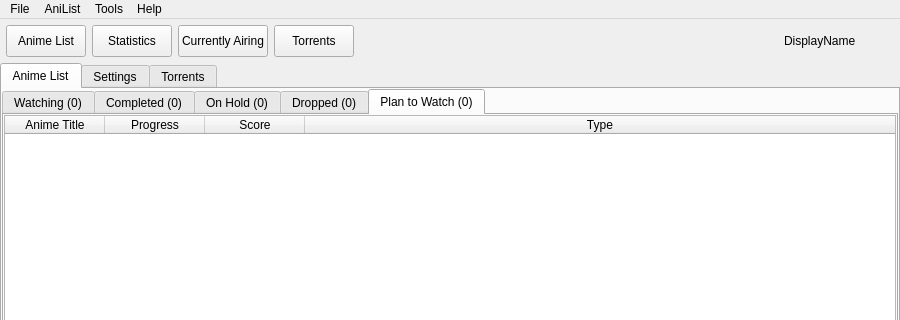
Old version of the form mainwindow.ui in the repository killmaster/Shinjiru; both pictures show x 0 to 900 and y 0 to 320 of the 900 by 500 pixel window.
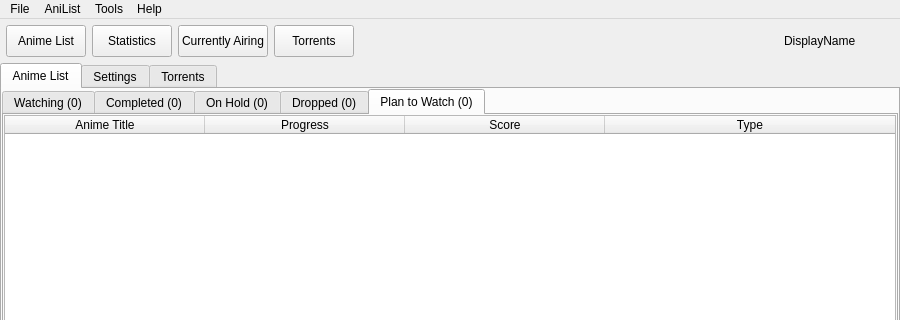
New version of the form.

Commit message: Sync table properties

```diff
--- a/mainwindow.ui
+++ b/mainwindow.ui
@@ -429,9 +429,30 @@
                </property>
                <item>
                 <widget class="QTableWidget" name="planToWatchTable">
+                 <property name="editTriggers">
+                  <set>QAbstractItemView::NoEditTriggers</set>
+                 </property>
+                 <property name="alternatingRowColors">
+                  <bool>true</bool>
+                 </property>
+                 <property name="selectionMode">
+                  <enum>QAbstractItemView::SingleSelection</enum>
+                 </property>
+                 <property name="selectionBehavior">
+                  <enum>QAbstractItemView::SelectRows</enum>
+                 </property>
+                 <property name="sortingEnabled">
+                  <bool>true</bool>
+                 </property>
+                 <attribute name="horizontalHeaderDefaultSectionSize">
+                  <number>200</number>
+                 </attribute>
                  <attribute name="horizontalHeaderStretchLastSection">
                   <bool>true</bool>
                  </attribute>
+                 <attribute name="verticalHeaderVisible">
+                  <bool>false</bool>
+                 </attribute>
                  <attribute name="verticalHeaderStretchLastSection">
                   <bool>false</bool>
                  </attribute>
```
Left out of the diff: 63 changed lines with no effect on the pictures.
